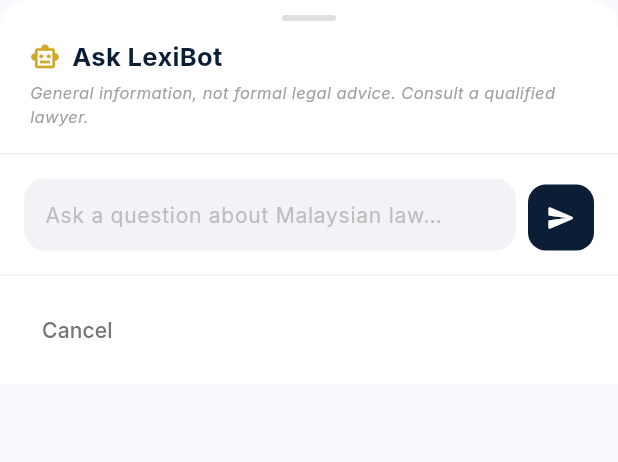
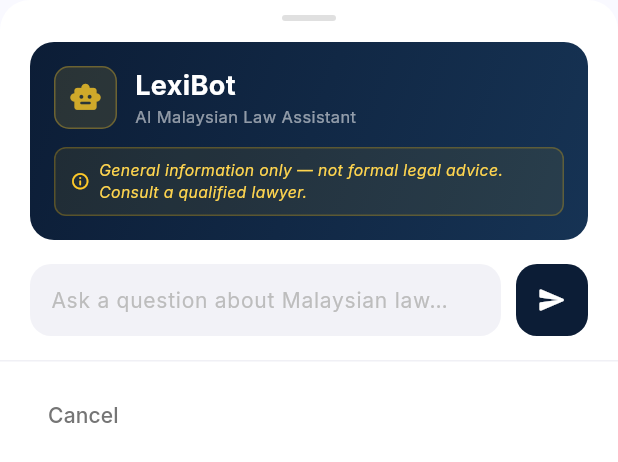
Before and after one commit to CQ0113/lexiguard, a Flutter app: the _LexiBotPanel widget shown alone on an empty page, opened directly with empty values, on a phone screen of 412 x 824 dp. Shown: the top 462 px of the screen. Run offline on Flutter 3.47's test engine with Material 3 defaults, Android fonts, the phone set to English and light mode, and no system bars; our stand-ins replace cloud_firestore, cloud_functions, dotted_border, file_picker, firebase_auth, firebase_core and 4 more; accounts and stored records are empty.

Commit message:
style(chat): refine bubbles, LexiBot panel, and attachment padding
- increase bubble horizontal padding and keep no-avatar look
- redesign LexiBot header with gradient card, branding, and disclaimer box
- add gold accent border and animated thinking dots
- unify panel padding to horizontal 20 and add attachment tile padding

```diff
--- a/lib/screens/chat/chat_room_screen.dart
+++ b/lib/screens/chat/chat_room_screen.dart
@@ -231,6 +231,7 @@
             ),
             const SizedBox(height: 12),
             ListTile(
+              contentPadding: const EdgeInsets.symmetric(horizontal: 24),
               leading: const Icon(Icons.image_rounded, color: Color(0xFF0C1D36)),
               title: Text(
                 'Photo',
@@ -242,6 +243,7 @@
               onTap: () => Navigator.of(ctx).pop(_AttachChoice.photo),
             ),
             ListTile(
+              contentPadding: const EdgeInsets.symmetric(horizontal: 24),
               leading: const Icon(
                 Icons.insert_drive_file_rounded,
                 color: Color(0xFF0C1D36),
--- a/lib/screens/chat/widgets/lexibot_draft_panel.dart
+++ b/lib/screens/chat/widgets/lexibot_draft_panel.dart
@@ -88,7 +88,6 @@
   Future<void> _submit() async {
     final question = _questionCtrl.text.trim();
 
-    // Client-side guard — avoids a network round-trip for the trivial case.
     if (question.isEmpty) {
       setState(() {
         _errorMessage = 'Please type a question first.';
@@ -179,8 +178,6 @@
     }
   }
 
-  // ── Source chip URL opener (url_launcher with clipboard fallback) ─────────
-
   Future<void> _openSource(String url) async {
     if (url.isEmpty) return;
     final uri = Uri.tryParse(url);
@@ -214,7 +211,6 @@
     final bottomInset = MediaQuery.of(context).viewInsets.bottom;
 
     return Container(
-      margin: const EdgeInsets.symmetric(horizontal: 0),
       padding: EdgeInsets.only(bottom: bottomInset),
       decoration: const BoxDecoration(
         color: Colors.white,
@@ -238,53 +234,109 @@
                 ),
               ),
             ),
-            const SizedBox(height: 12),
+            const SizedBox(height: 14),
 
-            // ── Header ─────────────────────────────────────────────────────
+            // ── AI Header card ─────────────────────────────────────────────
             Padding(
               padding: const EdgeInsets.symmetric(horizontal: 20),
+              child: Container(
+                padding: const EdgeInsets.all(16),
+                decoration: BoxDecoration(
+                  gradient: const LinearGradient(
+                    colors: [Color(0xFF0C1D36), Color(0xFF163354)],
+                    begin: Alignment.topLeft,
+                    end: Alignment.bottomRight,
+                  ),
+                  borderRadius: BorderRadius.circular(16),
+                ),
                 child: Column(
                   crossAxisAlignment: CrossAxisAlignment.start,
                   children: [
                     Row(
                       children: [
-                      const Icon(
-                        Icons.smart_toy_outlined,
+                        Container(
+                          padding: const EdgeInsets.all(9),
+                          decoration: BoxDecoration(
+                            color: _gold.withValues(alpha: 0.15),
+                            borderRadius: BorderRadius.circular(10),
+                            border: Border.all(
+                              color: _gold.withValues(alpha: 0.4),
+                            ),
+                          ),
+                          child: const Icon(
+                            Icons.smart_toy_rounded,
                             color: _gold,
-                        size: 20,
+                            size: 22,
                           ),
-                      const SizedBox(width: 8),
+                        ),
+                        const SizedBox(width: 12),
+                        Column(
+                          crossAxisAlignment: CrossAxisAlignment.start,
+                          children: [
                             Text(
-                        'Ask LexiBot',
+                              'LexiBot',
                               style: GoogleFonts.inter(
-                          fontSize: 17,
+                                fontSize: 18,
                                 fontWeight: FontWeight.bold,
-                          color: _navy,
+                                color: Colors.white,
+                              ),
+                            ),
+                            Text(
+                              'AI Malaysian Law Assistant',
+                              style: GoogleFonts.inter(
+                                fontSize: 11,
+                                color: Colors.white54,
                               ),
                             ),
                           ],
                         ),
-                  const SizedBox(height: 4),
-                  Text(
-                    'General information, not formal legal advice. '
+                      ],
+                    ),
+                    const SizedBox(height: 12),
+                    Container(
+                      padding: const EdgeInsets.symmetric(
+                        horizontal: 10,
+                        vertical: 7,
+                      ),
+                      decoration: BoxDecoration(
+                        color: Colors.amber.withValues(alpha: 0.08),
+                        borderRadius: BorderRadius.circular(8),
+                        border: Border.all(
+                          color: Colors.amber.withValues(alpha: 0.25),
+                        ),
+                      ),
+                      child: Row(
+                        children: [
+                          Icon(
+                            Icons.info_outline_rounded,
+                            color: Colors.amber[400],
+                            size: 13,
+                          ),
+                          const SizedBox(width: 6),
+                          Expanded(
+                            child: Text(
+                              'General information only — not formal legal advice. '
                               'Consult a qualified lawyer.',
                               style: GoogleFonts.inter(
-                      fontSize: 11,
+                                fontSize: 10.5,
                                 fontStyle: FontStyle.italic,
-                      color: Colors.grey[500],
+                                color: Colors.amber[300],
+                              ),
                             ),
                           ),
                         ],
                       ),
                     ),
+                  ],
+                ),
+              ),
+            ),
 
-            const SizedBox(height: 16),
-            const Divider(height: 1, thickness: 1, color: Color(0xFFF0F0F5)),
             const SizedBox(height: 16),
 
             // ── Question input row ─────────────────────────────────────────
             Padding(
-              padding: const EdgeInsets.symmetric(horizontal: 16),
+              padding: const EdgeInsets.symmetric(horizontal: 20),
               child: Row(
                 crossAxisAlignment: CrossAxisAlignment.end,
                 children: [
@@ -321,17 +373,16 @@
                       ),
                     ),
                   ),
-                  const SizedBox(width: 8),
-                  // Submit button
+                  const SizedBox(width: 10),
                   Material(
                     color: _loading ? Colors.grey[200] : _navy,
-                    borderRadius: BorderRadius.circular(12),
+                    borderRadius: BorderRadius.circular(14),
                     child: InkWell(
-                      borderRadius: BorderRadius.circular(12),
+                      borderRadius: BorderRadius.circular(14),
                       onTap: _loading ? null : _submit,
                       child: Container(
-                        width: 44,
-                        height: 44,
+                        width: 48,
+                        height: 48,
                         alignment: Alignment.center,
                         child: _loading
                             ? const SizedBox(
@@ -354,18 +405,12 @@
               ),
             ),
 
-            // ── Loading label ──────────────────────────────────────────────
+            // ── Thinking indicator ─────────────────────────────────────────
             if (_loading) ...[
-              const SizedBox(height: 12),
-              Center(
-                child: Text(
-                  'Searching Malaysian law…',
-                  style: GoogleFonts.inter(
-                    fontSize: 12,
-                    color: Colors.grey[500],
-                    fontStyle: FontStyle.italic,
-                  ),
-                ),
+              const SizedBox(height: 14),
+              const Padding(
+                padding: EdgeInsets.symmetric(horizontal: 20),
+                child: _ThinkingIndicator(),
               ),
             ],
 
@@ -373,7 +418,7 @@
             if (_errorMessage != null) ...[
               const SizedBox(height: 12),
               Padding(
-                padding: const EdgeInsets.symmetric(horizontal: 16),
+                padding: const EdgeInsets.symmetric(horizontal: 20),
                 child: Container(
                   padding: const EdgeInsets.all(12),
                   decoration: BoxDecoration(
@@ -383,7 +428,11 @@
                   ),
                   child: Row(
                     children: [
-                      Icon(Icons.error_outline, color: Colors.red[600], size: 16),
+                      Icon(
+                        Icons.error_outline,
+                        color: Colors.red[600],
+                        size: 16,
+                      ),
                       const SizedBox(width: 8),
                       Expanded(
                         child: Text(
@@ -405,7 +454,7 @@
               const SizedBox(height: 12),
               Flexible(
                 child: Padding(
-                  padding: const EdgeInsets.symmetric(horizontal: 16),
+                  padding: const EdgeInsets.symmetric(horizontal: 20),
                   child: Container(
                     constraints: const BoxConstraints(maxHeight: 220),
                     decoration: BoxDecoration(
@@ -413,6 +462,21 @@
                       borderRadius: BorderRadius.circular(12),
                       border: Border.all(color: const Color(0xFFE8EDF2)),
                     ),
+                    child: Row(
+                      crossAxisAlignment: CrossAxisAlignment.stretch,
+                      children: [
+                        // Gold accent bar
+                        Container(
+                          width: 3,
+                          decoration: const BoxDecoration(
+                            color: _gold,
+                            borderRadius: BorderRadius.only(
+                              topLeft: Radius.circular(12),
+                              bottomLeft: Radius.circular(12),
+                            ),
+                          ),
+                        ),
+                        Expanded(
                           child: SingleChildScrollView(
                             padding: const EdgeInsets.all(14),
                             child: Text(
@@ -425,14 +489,17 @@
                             ),
                           ),
                         ),
+                      ],
+                    ),
+                  ),
                 ),
               ),
 
-              // ── Sources ────────────────────────────────────────────────
+              // ── Sources ──────────────────────────────────────────────────
               if (_sources.isNotEmpty) ...[
                 const SizedBox(height: 10),
                 Padding(
-                  padding: const EdgeInsets.symmetric(horizontal: 16),
+                  padding: const EdgeInsets.symmetric(horizontal: 20),
                   child: Column(
                     crossAxisAlignment: CrossAxisAlignment.start,
                     children: [
@@ -469,8 +536,7 @@
                               vertical: 0,
                             ),
                             visualDensity: VisualDensity.compact,
-                            onPressed:
-                                s.sourceUrl.isNotEmpty
+                            onPressed: s.sourceUrl.isNotEmpty
                                 ? () => _openSource(s.sourceUrl)
                                 : null,
                           );
@@ -487,10 +553,9 @@
 
             // ── Action buttons ─────────────────────────────────────────────
             Padding(
-              padding: const EdgeInsets.fromLTRB(16, 12, 16, 12),
+              padding: const EdgeInsets.fromLTRB(20, 12, 20, 12),
               child: Row(
                 children: [
-                  // Cancel button (always visible)
                   TextButton(
                     onPressed: () => Navigator.of(context).pop(null),
                     child: Text(
@@ -502,7 +567,6 @@
                     ),
                   ),
                   const Spacer(),
-                  // Copy + Insert only after a successful response
                   if (_answer != null) ...[
                     OutlinedButton.icon(
                       icon: const Icon(Icons.copy_rounded, size: 16),
@@ -579,6 +643,84 @@
 }
 
 // ─────────────────────────────────────────────────────────────────────────────
+// ANIMATED THINKING INDICATOR
+// ─────────────────────────────────────────────────────────────────────────────
+
+class _ThinkingIndicator extends StatefulWidget {
+  const _ThinkingIndicator();
+
+  @override
+  State<_ThinkingIndicator> createState() => _ThinkingIndicatorState();
+}
+
+class _ThinkingIndicatorState extends State<_ThinkingIndicator>
+    with SingleTickerProviderStateMixin {
+  late final AnimationController _ctrl;
+
+  @override
+  void initState() {
+    super.initState();
+    _ctrl = AnimationController(
+      vsync: this,
+      duration: const Duration(milliseconds: 1400),
+    )..repeat();
+  }
+
+  @override
+  void dispose() {
+    _ctrl.dispose();
+    super.dispose();
+  }
+
+  @override
+  Widget build(BuildContext context) {
+    return Row(
+      mainAxisSize: MainAxisSize.min,
+      children: [
+        const Icon(Icons.smart_toy_rounded, color: Color(0xFFCFA92A), size: 14),
+        const SizedBox(width: 8),
+        Text(
+          'Searching Malaysian law',
+          style: GoogleFonts.inter(
+            fontSize: 12,
+            color: Colors.grey[500],
+            fontStyle: FontStyle.italic,
+          ),
+        ),
+        const SizedBox(width: 2),
+        AnimatedBuilder(
+          animation: _ctrl,
+          builder: (context, child) {
+            return Row(
+              mainAxisSize: MainAxisSize.min,
+              children: List.generate(3, (i) {
+                // Each dot peaks 0.33s apart
+                final phase = ((_ctrl.value - i / 3.0) % 1.0);
+                final opacity = (1.0 - (phase * 2 - 1.0).abs()).clamp(0.2, 1.0);
+                return Opacity(
+                  opacity: opacity,
+                  child: Padding(
+                    padding: const EdgeInsets.only(left: 2),
+                    child: Text(
+                      '.',
+                      style: GoogleFonts.inter(
+                        fontSize: 16,
+                        color: const Color(0xFFCFA92A),
+                        fontWeight: FontWeight.bold,
+                      ),
+                    ),
+                  ),
+                );
+              }),
+            );
+          },
+        ),
+      ],
+    );
+  }
+}
+
+// ─────────────────────────────────────────────────────────────────────────────
 // DATA
 // ─────────────────────────────────────────────────────────────────────────────
 
--- a/lib/screens/chat/widgets/message_bubble.dart
+++ b/lib/screens/chat/widgets/message_bubble.dart
@@ -289,7 +289,7 @@
     final isOwn = widget.isOwn;
 
     return Padding(
-      padding: const EdgeInsets.symmetric(horizontal: 12, vertical: 3),
+      padding: const EdgeInsets.symmetric(horizontal: 20, vertical: 3),
       child: Column(
         crossAxisAlignment:
             isOwn ? CrossAxisAlignment.end : CrossAxisAlignment.start,
```
Lines whose indentation alone changed are shown as unchanged.
